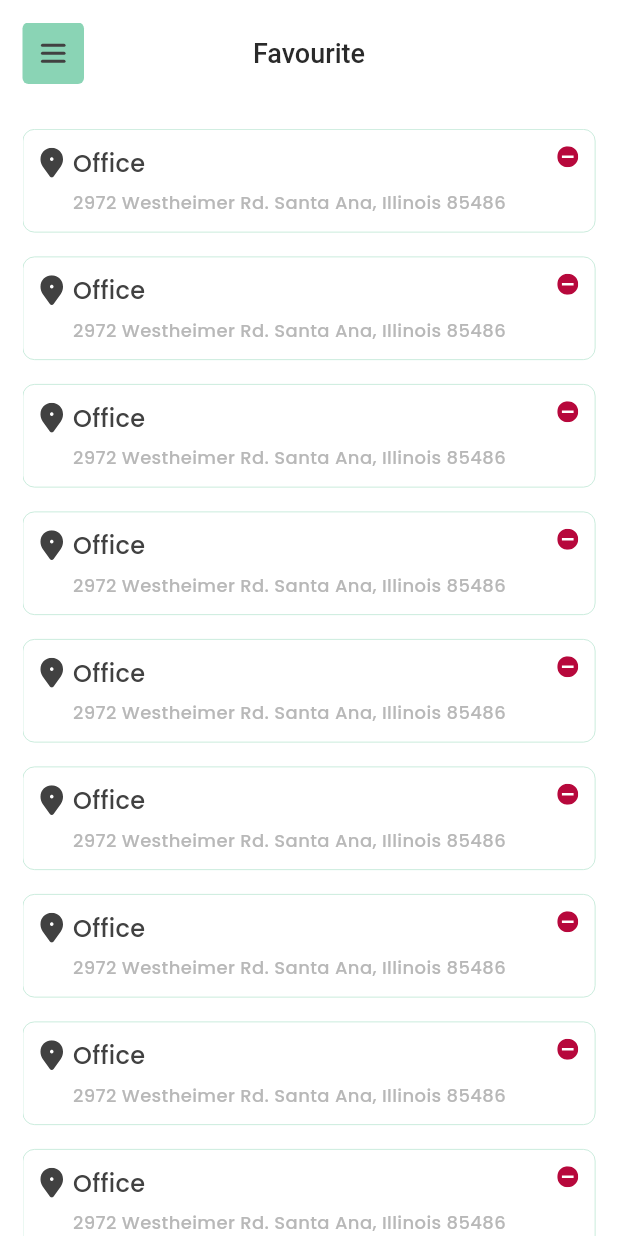
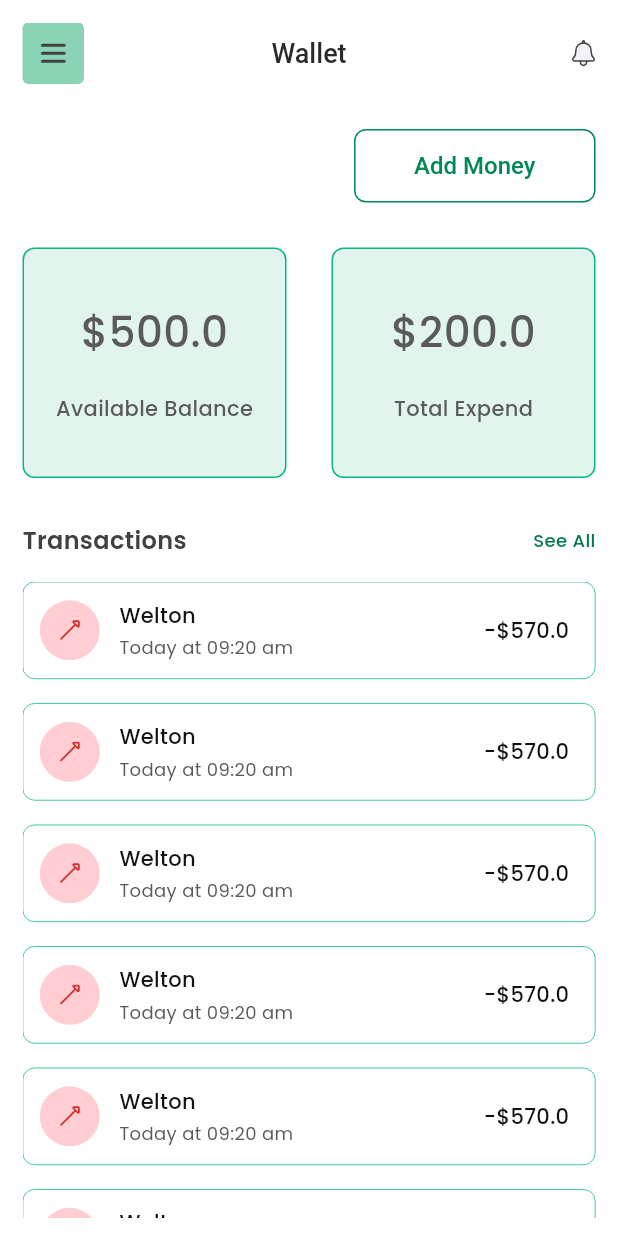
Before and after one commit to tech-cell-eg/round-2-Ride-Share-mobile-app, a Flutter app: the screen it shows after launch, on a phone screen of 412 x 824 dp. Run offline on Flutter 3.47's test engine with Material 3 defaults, Android fonts, the phone set to English and light mode, and no system bars; our stand-ins replace flutter_svg.

Commit message:
finish wallet screen

```diff
--- a/lib/app.dart
+++ b/lib/app.dart
@@ -1,6 +1,6 @@
 import 'package:flutter/material.dart';
 import 'package:ride_share/core/theme/app_theme.dart';
-import 'package:ride_share/features/favourite/presentation/screens/favourite_screen.dart';
+import 'package:ride_share/features/wallet/presentation/screens/wallet_screen.dart';
 
 class MyApp extends StatelessWidget {
   const MyApp({super.key});
@@ -13,7 +13,7 @@ class MyApp extends StatelessWidget {
       themeMode: ThemeMode.system,
       theme: AppTheme.lightTheme,
       darkTheme: AppTheme.darkTheme,
-      home: FavouriteScreen(),
+      home: WalletScreen(),
     );
   }
 }
--- a/lib/core/constants/app_colors.dart
+++ b/lib/core/constants/app_colors.dart
@@ -14,4 +14,18 @@ class AppColors {
   static const favCardBorderColor = Color(0xFFB9E5D1);
   static const favCartTitleColor = Color(0xFF414141);
   static const favCartSubTitleColor = Color(0xFFB8B8B8);
+
+  static const walletMoneyColor = Color(0xFF5A5A5A);
+  static const walletCardTitleColor = Color(0xFF414141);
+  static const walletCardSubTitleColor = Color(0xFFB8B8B8);
+
+  static const walletCardColor = Color(0xFFE2F5ED);
+  static const primaryWalletBorderColor = Color(0xFF08B783);
+
+  static const seeAllColor = Color(0xFF007848);
+
+  static const upVectorBgColor = Color(0xFFFFCDD2);
+  static const downVectorBgColor = Color(0xFFC8E6C9);
+
+  static const transectionTitleColor = Color(0xFF121212);
 }
--- a/lib/core/constants/app_sizes.dart
+++ b/lib/core/constants/app_sizes.dart
@@ -11,4 +11,16 @@ class AppSizes {
   static const double favCardPadding = 11.0;
 
   static const double spaceBtnItemInFavCard = 6.0;
+  static const double spaceBtnSectionsInWallet = 30.0;
+
+  static const double outlinedButtonRadius = 8.0;
+
+  static const double walletMoneyCardPadding = 19.0;
+
+  static const double spaceBtwWalletCards = 30.0;
+  static const double spaceBtwTransCards = 16.0;
+
+  static const double sm = 6.0;
+  static const double md = 12.0;
+  static const double lg = 16.0;
 }
--- a/lib/core/constants/app_text_styles.dart
+++ b/lib/core/constants/app_text_styles.dart
@@ -21,4 +21,46 @@ class AppTextStyles {
     fontWeight: FontWeight.w500,
     color: AppColors.favCartSubTitleColor,
   );
+
+  static const outlinedTextStyle = TextStyle(
+    fontSize: 16,
+    fontWeight: FontWeight.w500,
+    color: AppColors.primaryColor,
+  );
+
+  static const walletMoneyCardTitleStyle = TextStyle(
+    fontSize: 28,
+    fontWeight: FontWeight.w500,
+    color: AppColors.walletMoneyColor,
+  );
+
+  static const walletMoneyCardSubTitleStyle = TextStyle(
+    fontSize: 14,
+    fontWeight: FontWeight.w500,
+    color: AppColors.walletMoneyColor,
+  );
+
+  static const walletTransactionsStyle = TextStyle(
+    fontSize: 16,
+    fontWeight: FontWeight.w600,
+    color: AppColors.favCartTitleColor,
+  );
+
+  static const seeAllTextStyle = TextStyle(
+    fontSize: 12,
+    fontWeight: FontWeight.w500,
+    color: AppColors.seeAllColor,
+  );
+
+  static const transTitleTextStyle = TextStyle(
+    fontSize: 14,
+    fontWeight: FontWeight.w500,
+    color: AppColors.transectionTitleColor,
+  );
+
+  static const transSubTitleTextStyle = TextStyle(
+    fontSize: 12,
+    fontWeight: FontWeight.w400,
+    color: AppColors.walletMoneyColor,
+  );
 }
--- /dev/null
+++ b/lib/core/shared/app_bar/custom_app_bar.dart
@@ -0,0 +1,33 @@
+import 'package:flutter/material.dart';
+import 'package:ride_share/core/constants/app_sizes.dart';
+
+class CustomAppBar extends StatelessWidget implements PreferredSizeWidget {
+  const CustomAppBar({
+    super.key,
+    this.title,
+    this.leading,
+    this.actions,
+    this.centerTitle = true,
+  });
+  final Widget? title;
+  final Widget? leading;
+  final List<Widget>? actions;
+  final bool? centerTitle;
+
+  @override
+  Widget build(BuildContext context) {
+    return Padding(
+      padding: const EdgeInsets.only(top: AppSizes.screenPadding),
+      child: AppBar(
+        centerTitle: centerTitle,
+        title: title,
+        automaticallyImplyLeading: false,
+        leading: leading,
+        actions: actions,
+      ),
+    );
+  }
+
+  @override
+  Size get preferredSize => Size.fromHeight(kToolbarHeight);
+}
--- /dev/null
+++ b/lib/core/shared/app_bar/menu_icon.dart
@@ -0,0 +1,41 @@
+import 'package:flutter/material.dart';
+import 'package:flutter_svg/svg.dart';
+import 'package:ride_share/core/constants/app_colors.dart';
+import 'package:ride_share/core/constants/app_sizes.dart';
+import 'package:ride_share/core/constants/generated/app_icons.dart';
+
+class MenuIcon extends StatelessWidget {
+  const MenuIcon({super.key});
+
+  @override
+  Widget build(BuildContext context) {
+    return Container(
+      margin: const EdgeInsets.only(left: AppSizes.screenPadding),
+      decoration: _leadingDecoration(),
+      child: IconButton(
+        style: _menuButtonStyle(),
+        padding: EdgeInsets.zero,
+        constraints: const BoxConstraints(),
+        icon: SvgPicture.asset(AppIcons.menuIcon),
+        onPressed: () {},
+      ),
+    );
+  }
+
+  BoxDecoration _leadingDecoration() {
+    return BoxDecoration(
+      color: AppColors.menubgColor,
+      borderRadius: BorderRadius.circular(AppSizes.menuIconRadius),
+    );
+  }
+
+  ButtonStyle _menuButtonStyle() {
+    return ButtonStyle(
+      shape: WidgetStatePropertyAll(
+        RoundedRectangleBorder(
+          borderRadius: BorderRadius.circular(AppSizes.menuIconRadius),
+        ),
+      ),
+    );
+  }
+}
--- /dev/null
+++ b/lib/core/shared/sections/section_heading.dart
@@ -0,0 +1,41 @@
+import 'package:flutter/material.dart';
+import 'package:ride_share/core/constants/app_sizes.dart';
+import 'package:ride_share/core/constants/app_text_styles.dart';
+
+class SectionHeading extends StatelessWidget {
+  final String title;
+  final String buttonTitle;
+  final Function()? onTap;
+  final bool showActionButton;
+  const SectionHeading({
+    super.key,
+    required this.title,
+    this.buttonTitle = 'See All',
+    this.onTap,
+    this.showActionButton = true,
+  });
+
+  @override
+  Widget build(BuildContext context) {
+    return Row(
+      mainAxisAlignment: MainAxisAlignment.spaceBetween,
+      children: [
+        Text(
+          title,
+          maxLines: 1,
+          overflow: TextOverflow.ellipsis,
+          style: AppTextStyles.walletTransactionsStyle,
+        ),
+        const SizedBox(width: AppSizes.md),
+        if (showActionButton)
+          InkWell(
+            onTap: onTap,
+            child: Text(
+              buttonTitle,
+              style: AppTextStyles.seeAllTextStyle,
+            ),
+          ),
+      ],
+    );
+  }
+}
--- a/lib/core/theme/app_theme.dart
+++ b/lib/core/theme/app_theme.dart
@@ -1,6 +1,7 @@
 import 'package:flutter/material.dart';
 import 'package:ride_share/core/constants/app_colors.dart';
 import 'package:ride_share/core/theme/custom_themes/app_bar_theme.dart';
+import 'package:ride_share/core/theme/custom_themes/outlined_button_theme.dart';
 
 abstract class AppTheme {
   AppTheme._();
@@ -12,6 +13,7 @@ abstract class AppTheme {
     primaryColor: AppColors.primaryColor,
     appBarTheme: CustomAppBarTheme.lightAppBarTheme,
     scaffoldBackgroundColor: AppColors.white,
+    outlinedButtonTheme: CustomOutlinedButtonTheme.lightOutlinedButtonTheme,
   );
 
   static ThemeData darkTheme = ThemeData(
@@ -21,5 +23,6 @@ abstract class AppTheme {
     primaryColor: AppColors.primaryColor,
     scaffoldBackgroundColor: AppColors.black,
     appBarTheme: CustomAppBarTheme.darkAppBarTheme,
+    outlinedButtonTheme: CustomOutlinedButtonTheme.darkOutlinedButtonTheme,
   );
 }
--- /dev/null
+++ b/lib/core/theme/custom_themes/outlined_button_theme.dart
@@ -0,0 +1,39 @@
+import 'package:flutter/material.dart';
+import 'package:ride_share/core/constants/app_colors.dart';
+import 'package:ride_share/core/constants/app_sizes.dart';
+import 'package:ride_share/core/constants/app_text_styles.dart';
+
+class CustomOutlinedButtonTheme {
+  CustomOutlinedButtonTheme._();
+
+  static final lightOutlinedButtonTheme = OutlinedButtonThemeData(
+    style: OutlinedButton.styleFrom(
+      elevation: 0,
+      foregroundColor: AppColors.primaryColor,
+      backgroundColor: AppColors.white,
+      side: const BorderSide(color: AppColors.primaryColor),
+      disabledBackgroundColor: AppColors.primaryColor,
+      disabledForegroundColor: AppColors.black,
+      textStyle: AppTextStyles.outlinedTextStyle,
+      padding: const EdgeInsets.symmetric(horizontal: 40.0, vertical: 15.0),
+      shape: RoundedRectangleBorder(
+        borderRadius: BorderRadius.circular(AppSizes.outlinedButtonRadius),
+      ),
+    ),
+  );
+  static final darkOutlinedButtonTheme = OutlinedButtonThemeData(
+    style: OutlinedButton.styleFrom(
+      elevation: 0,
+      foregroundColor: AppColors.primaryColor,
+      backgroundColor: AppColors.black,
+      side: const BorderSide(color: AppColors.primaryColor),
+      disabledBackgroundColor: AppColors.primaryColor,
+      disabledForegroundColor: AppColors.black,
+      textStyle: AppTextStyles.outlinedTextStyle,
+      padding: const EdgeInsets.symmetric(horizontal: 40.0, vertical: 15.0),
+      shape: RoundedRectangleBorder(
+        borderRadius: BorderRadius.circular(AppSizes.outlinedButtonRadius),
+      ),
+    ),
+  );
+}
--- a/lib/features/favourite/presentation/screens/favourite_screen.dart
+++ b/lib/features/favourite/presentation/screens/favourite_screen.dart
@@ -1,5 +1,6 @@
 import 'package:flutter/material.dart';
-import 'package:ride_share/features/favourite/presentation/widgets/custom_favourite_appbar.dart';
+import 'package:ride_share/core/shared/app_bar/custom_app_bar.dart';
+import 'package:ride_share/core/shared/app_bar/menu_icon.dart';
 import 'package:ride_share/features/favourite/presentation/widgets/favourite_screen_body.dart';
 
 class FavouriteScreen extends StatelessWidget {
@@ -8,7 +9,10 @@ class FavouriteScreen extends StatelessWidget {
   @override
   Widget build(BuildContext context) {
     return Scaffold(
-      appBar: CustomFavouriteAppBar(),
+      appBar: CustomAppBar(
+        title: Text('Favourite'),
+        leading: MenuIcon(),
+      ),
       body: FavouriteScreenBody(),
     );
   }
--- /dev/null
+++ b/lib/features/wallet/presentation/screens/wallet_screen.dart
@@ -0,0 +1,32 @@
+import 'package:flutter/material.dart';
+import 'package:flutter_svg/flutter_svg.dart';
+import 'package:ride_share/core/constants/app_sizes.dart';
+import 'package:ride_share/core/constants/generated/app_icons.dart';
+import 'package:ride_share/core/shared/app_bar/custom_app_bar.dart';
+import 'package:ride_share/core/shared/app_bar/menu_icon.dart';
+import 'package:ride_share/features/wallet/presentation/widgets/wallet_screen_body.dart';
+
+class WalletScreen extends StatelessWidget {
+  const WalletScreen({super.key});
+
+  @override
+  Widget build(BuildContext context) {
+    return Scaffold(
+      appBar: _buildAppBar(),
+      body: WalletScreenBody(),
+    );
+  }
+
+  CustomAppBar _buildAppBar() {
+    return CustomAppBar(
+      title: Text('Wallet'),
+      leading: MenuIcon(),
+      actions: [
+        Padding(
+          padding: EdgeInsets.only(right: AppSizes.screenPadding),
+          child: SvgPicture.asset(AppIcons.notificationIcon),
+        ),
+      ],
+    );
+  }
+}
--- /dev/null
+++ b/lib/features/wallet/presentation/widgets/transactions/transaction_history_list_view .dart
@@ -0,0 +1,19 @@
+import 'package:flutter/material.dart';
+import 'package:ride_share/core/constants/app_sizes.dart';
+import 'package:ride_share/features/wallet/presentation/widgets/transactions/transection_card.dart';
+
+class TransactionHistoryListView extends StatelessWidget {
+  const TransactionHistoryListView({super.key});
+
+  @override
+  Widget build(BuildContext context) {
+    return Expanded(
+      child: ListView.separated(
+        itemCount: 10,
+        itemBuilder: (context, index) => TransectionCard(),
+        separatorBuilder: (context, index) =>
+            const SizedBox(height: AppSizes.spaceBtwTransCards),
+      ),
+    );
+  }
+}
--- /dev/null
+++ b/lib/features/wallet/presentation/widgets/transactions/transection_card.dart
@@ -0,0 +1,73 @@
+import 'package:flutter/material.dart';
+import 'package:flutter_svg/svg.dart';
+import 'package:ride_share/core/constants/app_colors.dart';
+import 'package:ride_share/core/constants/app_sizes.dart';
+import 'package:ride_share/core/constants/app_text_styles.dart';
+import 'package:ride_share/core/constants/generated/app_icons.dart';
+
+class TransectionCard extends StatelessWidget {
+  final String title;
+  final String subTitle;
+  final Function()? onTap;
+  final double amount;
+  const TransectionCard({
+    super.key,
+    this.title = 'Welton',
+    this.subTitle = 'Today at 09:20 am',
+    this.onTap,
+    this.amount = 570.00,
+  });
+
+  @override
+  Widget build(BuildContext context) {
+    return InkWell(
+      onTap: onTap,
+      child: Container(
+        padding: EdgeInsets.only(left: 11, right: 17, top: 12, bottom: 12),
+        decoration: BoxDecoration(
+          borderRadius: BorderRadius.circular(AppSizes.favCardBorderRadius),
+          border: Border.all(
+            color: AppColors.primaryWalletBorderColor,
+            width: AppSizes.favCardBorderWidth,
+          ),
+        ),
+        child: Row(
+          mainAxisAlignment: MainAxisAlignment.start,
+          children: [
+            Container(
+              width: 40,
+              height: 40,
+              padding: EdgeInsets.all(13),
+              decoration: ShapeDecoration(
+                shape: CircleBorder(),
+                color: AppColors.upVectorBgColor,
+              ),
+              child: SvgPicture.asset(AppIcons.upVector),
+            ),
+            const SizedBox(width: 13),
+            Expanded(
+              child: Column(
+                crossAxisAlignment: CrossAxisAlignment.start,
+                children: [
+                  Text(
+                    title,
+                    style: AppTextStyles.transTitleTextStyle,
+                  ),
+                  const SizedBox(height: 3),
+                  Text(
+                    subTitle,
+                    style: AppTextStyles.transSubTitleTextStyle,
+                  )
+                ],
+              ),
+            ),
+            Text(
+              '-\$$amount',
+              style: AppTextStyles.transTitleTextStyle,
+            )
+          ],
+        ),
+      ),
+    );
+  }
+}
--- /dev/null
+++ b/lib/features/wallet/presentation/widgets/wallet_money/wallet_money_card.dart
@@ -0,0 +1,48 @@
+import 'package:flutter/material.dart';
+import 'package:ride_share/core/constants/app_colors.dart';
+import 'package:ride_share/core/constants/app_sizes.dart';
+import 'package:ride_share/core/constants/app_text_styles.dart';
+
+class WalletMonyCard extends StatelessWidget {
+  final double moneyQuantity;
+  final String title;
+  const WalletMonyCard({
+    super.key,
+    required this.moneyQuantity,
+    required this.title,
+  });
+
+  @override
+  Widget build(BuildContext context) {
+    return AspectRatio(
+      aspectRatio: 166 / 145,
+      child: Container(
+        //width: 166,
+        // height: 145,
+        padding: const EdgeInsets.all(AppSizes.walletMoneyCardPadding),
+        decoration: BoxDecoration(
+          color: AppColors.walletCardColor,
+          borderRadius: BorderRadius.circular(AppSizes.outlinedButtonRadius),
+          border: Border.all(
+            color: AppColors.primaryWalletBorderColor,
+            width: 1.0,
+          ),
+        ),
+        child: Column(
+          mainAxisAlignment: MainAxisAlignment.center,
+          children: [
+            Text(
+              '\$$moneyQuantity',
+              style: AppTextStyles.walletMoneyCardTitleStyle,
+            ),
+            const SizedBox(height: 21),
+            Text(
+              title,
+              style: AppTextStyles.walletMoneyCardSubTitleStyle,
+            ),
+          ],
+        ),
+      ),
+    );
+  }
+}
--- /dev/null
+++ b/lib/features/wallet/presentation/widgets/wallet_money/wallet_money_section.dart
@@ -0,0 +1,28 @@
+import 'package:flutter/material.dart';
+import 'package:ride_share/core/constants/app_sizes.dart';
+import 'package:ride_share/features/wallet/presentation/widgets/wallet_money/wallet_money_card.dart';
+
+class WalletMoneySection extends StatelessWidget {
+  const WalletMoneySection({super.key});
+
+  @override
+  Widget build(BuildContext context) {
+    return Row(
+      children: [
+        Expanded(
+          child: WalletMonyCard(
+            moneyQuantity: 500,
+            title: 'Available Balance',
+          ),
+        ),
+        const SizedBox(width: AppSizes.spaceBtwWalletCards),
+        Expanded(
+          child: WalletMonyCard(
+            moneyQuantity: 200,
+            title: 'Total Expend',
+          ),
+        ),
+      ],
+    );
+  }
+}
--- /dev/null
+++ b/lib/features/wallet/presentation/widgets/wallet_screen_body.dart
@@ -0,0 +1,39 @@
+import 'package:flutter/material.dart';
+import 'package:ride_share/core/constants/app_sizes.dart';
+import 'package:ride_share/core/shared/sections/section_heading.dart';
+import 'package:ride_share/features/wallet/presentation/widgets/transactions/transaction_history_list_view%20.dart';
+import 'package:ride_share/features/wallet/presentation/widgets/wallet_money/wallet_money_section.dart';
+
+class WalletScreenBody extends StatelessWidget {
+  const WalletScreenBody({super.key});
+
+  @override
+  Widget build(BuildContext context) {
+    return Padding(
+      padding: const EdgeInsets.symmetric(horizontal: AppSizes.screenPadding),
+      child: Column(
+        children: [
+          const SizedBox(height: AppSizes.spaceBtnSectionsInWallet),
+          _buildAddMoneyButton(),
+          const SizedBox(height: AppSizes.spaceBtnSectionsInWallet),
+          WalletMoneySection(),
+          const SizedBox(height: AppSizes.spaceBtnSectionsInWallet),
+          SectionHeading(title: 'Transactions', onTap: () {}),
+          const SizedBox(height: AppSizes.spaceBtwTransCards),
+          TransactionHistoryListView(),
+          const SizedBox(height: AppSizes.md),
+        ],
+      ),
+    );
+  }
+
+  Widget _buildAddMoneyButton() {
+    return Align(
+      alignment: AlignmentDirectional.centerEnd,
+      child: OutlinedButton(
+        onPressed: () {},
+        child: Text('Add Money'),
+      ),
+    );
+  }
+}
```
Also changed, not shown: assets/icons/down_vector.svg (added), assets/icons/notification_icon.svg (added), assets/icons/up_vector.svg (added), lib/core/constants/generated/app_icons.dart, lib/features/authentication/presentation/screens/login_screen.dart (added).
